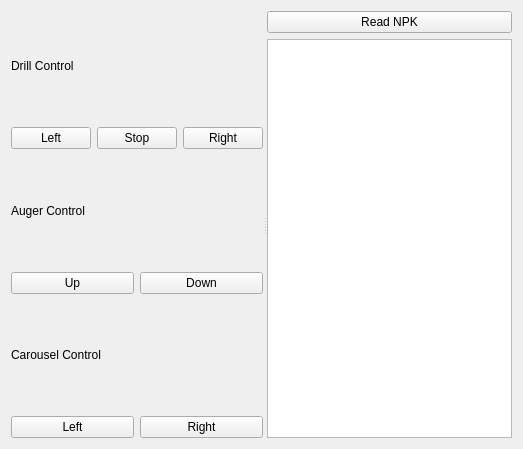
The window that ROS_WS/src/rqt_science/resource/science.ui (MacRover/Rover) describes before a commit, drawn with Qt 5.
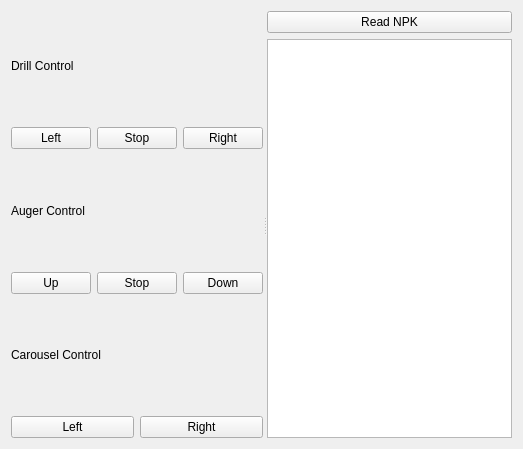
The same window after the commit.

Commit message: updating npk publisher

```diff
--- a/ROS_WS/src/rqt_science/resource/science.ui
+++ b/ROS_WS/src/rqt_science/resource/science.ui
@@ -69,6 +69,13 @@
            </property>
           </widget>
          </item>
+         <item>
+          <widget class="QPushButton" name="augerStopPushButton">
+           <property name="text">
+            <string>Stop</string>
+           </property>
+          </widget>
+         </item>
          <item>
           <widget class="QPushButton" name="augerUpPushButton">
            <property name="text">
```
The commit also changes 2 other files.
